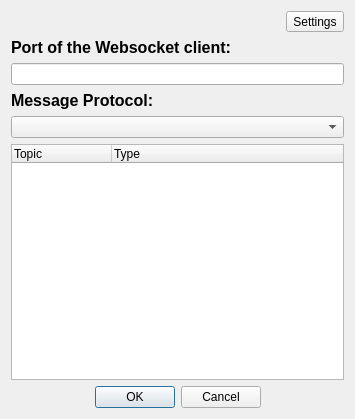
Above: websocket_client.ui from facontidavide/PlotJuggler before the change. Below: the same form after it.
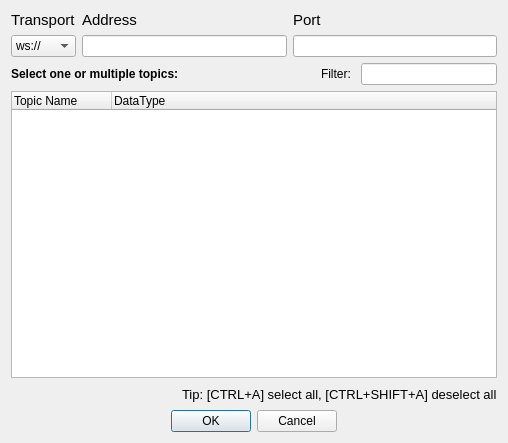
That is the form after the change. Custom widgets are drawn as their Qt base class.

What changed in the file:
```diff
--- a/websocket_client.ui
+++ b/websocket_client.ui
@@ -6,52 +6,120 @@
    <rect>
     <x>0</x>
     <y>0</y>
-    <width>355</width>
-    <height>419</height>
+    <width>508</width>
+    <height>443</height>
    </rect>
   </property>
   <property name="windowTitle">
    <string>Form</string>
   </property>
-  <layout class="QVBoxLayout" name="verticalLayout">
-   <item alignment="Qt::AlignmentFlag::AlignRight">
-    <widget class="QToolButton" name="toolButton">
-     <property name="text">
-      <string>Settings</string>
-     </property>
-    </widget>
-   </item>
+  <layout class="QVBoxLayout" name="verticalLayout_2">
    <item>
-    <widget class="QLabel" name="label">
+    <layout class="QGridLayout" name="gridLayout" columnstretch="0,0,0">
+     <item row="1" column="2">
+      <widget class="LineEdit" name="lineEditPort"/>
+     </item>
+     <item row="0" column="1">
+      <widget class="QLabel" name="label_3">
      <property name="font">
       <font>
-       <pointsize>12</pointsize>
-       <bold>true</bold>
+         <pointsize>11</pointsize>
+         <bold>false</bold>
       </font>
      </property>
      <property name="text">
-      <string>Port of the Websocket client:</string>
+        <string>Address</string>
      </property>
     </widget>
    </item>
+     <item row="1" column="0">
+      <widget class="QComboBox" name="comboBox">
    <item>
-    <widget class="QLineEdit" name="lineEditPort"/>
-   </item>
-   <item>
+        <property name="text">
+         <string>ws://</string>
+        </property>
+       </item>
+      </widget>
+     </item>
+     <item row="0" column="0">
     <widget class="QLabel" name="label_2">
      <property name="font">
       <font>
-       <pointsize>12</pointsize>
+         <pointsize>11</pointsize>
+         <bold>false</bold>
+        </font>
+       </property>
+       <property name="text">
+        <string>Transport</string>
+       </property>
+      </widget>
+     </item>
+     <item row="0" column="2">
+      <widget class="QLabel" name="label_4">
+       <property name="font">
+        <font>
+         <pointsize>11</pointsize>
+         <bold>false</bold>
+        </font>
+       </property>
+       <property name="text">
+        <string>Port</string>
+       </property>
+      </widget>
+     </item>
+     <item row="1" column="1">
+      <widget class="LineEdit" name="lineEditAddress"/>
+     </item>
+    </layout>
+   </item>
+   <item>
+    <layout class="QHBoxLayout" name="horizontalLayout_5">
+     <item>
+      <widget class="QLabel" name="label_6">
+       <property name="font">
+        <font>
        <bold>true</bold>
       </font>
      </property>
      <property name="text">
-      <string>Message Protocol:</string>
+        <string>Select one or multiple topics:</string>
      </property>
     </widget>
    </item>
    <item>
-    <widget class="QComboBox" name="comboBoxProtocol"/>
+      <spacer name="horizontalSpacer_3">
+       <property name="orientation">
+        <enum>Qt::Orientation::Horizontal</enum>
+       </property>
+       <property name="sizeHint" stdset="0">
+        <size>
+         <width>40</width>
+         <height>20</height>
+        </size>
+       </property>
+      </spacer>
+     </item>
+     <item>
+      <widget class="QLabel" name="label_7">
+       <property name="text">
+        <string>Filter: </string>
+       </property>
+      </widget>
+     </item>
+     <item>
+      <widget class="QLineEdit" name="lineEditFilter">
+       <property name="maximumSize">
+        <size>
+         <width>300</width>
+         <height>16777215</height>
+        </size>
+       </property>
+       <property name="clearButtonEnabled">
+        <bool>true</bool>
+       </property>
+      </widget>
+     </item>
+    </layout>
    </item>
    <item>
     <widget class="QTreeWidget" name="topicsList">
@@ -69,16 +137,45 @@
      </property>
      <column>
       <property name="text">
-       <string>Topic</string>
+       <string>Topic Name</string>
       </property>
      </column>
      <column>
       <property name="text">
-       <string>Type</string>
+       <string>DataType</string>
       </property>
      </column>
     </widget>
    </item>
+   <item>
+    <layout class="QHBoxLayout" name="horizontalLayout_4">
+     <item>
+      <spacer name="horizontalSpacer_2">
+       <property name="orientation">
+        <enum>Qt::Orientation::Horizontal</enum>
+       </property>
+       <property name="sizeHint" stdset="0">
+        <size>
+         <width>40</width>
+         <height>20</height>
+        </size>
+       </property>
+      </spacer>
+     </item>
+     <item>
+      <widget class="QLabel" name="label_5">
+       <property name="font">
+        <font>
+         <pointsize>10</pointsize>
+        </font>
+       </property>
+       <property name="text">
+        <string>Tip: [CTRL+A] select all, [CTRL+SHIFT+A] deselect all</string>
+       </property>
+      </widget>
+     </item>
+    </layout>
+   </item>
    <item>
     <widget class="QDialogButtonBox" name="buttonBox">
      <property name="standardButtons">
@@ -91,6 +188,13 @@
    </item>
   </layout>
  </widget>
+ <customwidgets>
+  <customwidget>
+   <class>LineEdit</class>
+   <extends>QLineEdit</extends>
+   <header>PlotJuggler/line_edit.h</header>
+  </customwidget>
+ </customwidgets>
  <resources/>
  <connections/>
 </ui>
```
Lines whose indentation alone changed are shown as unchanged.
